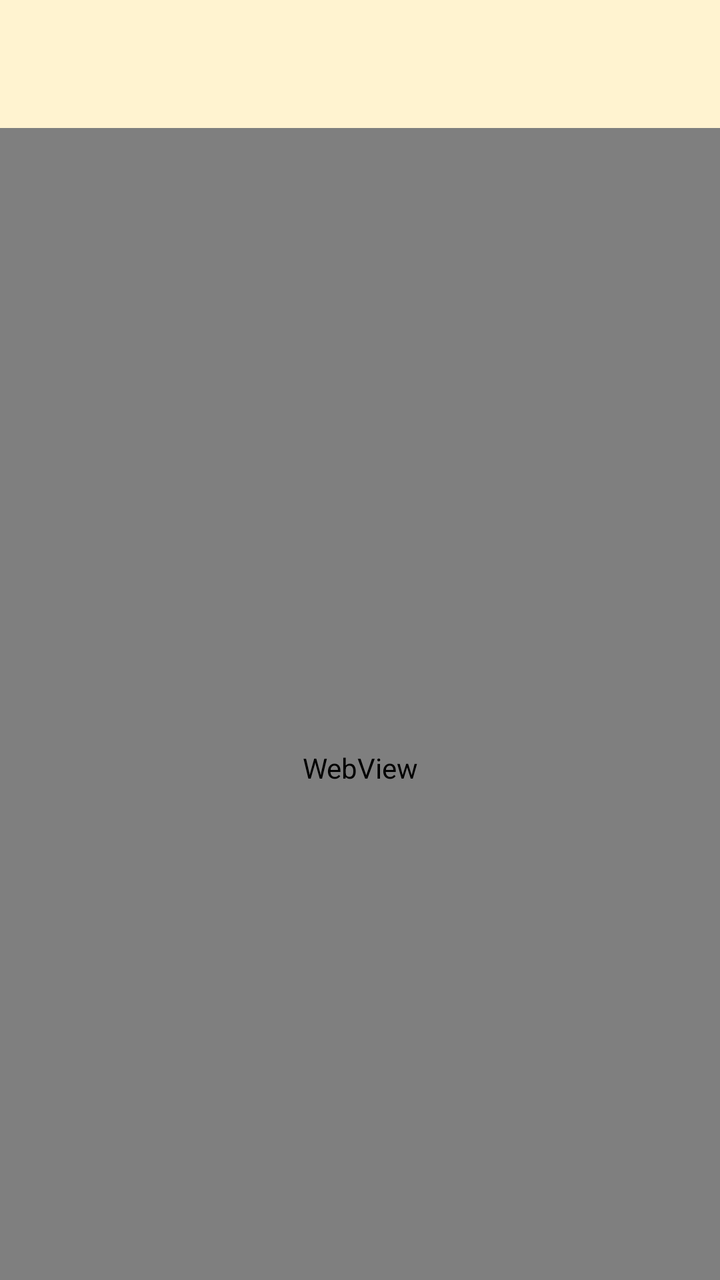
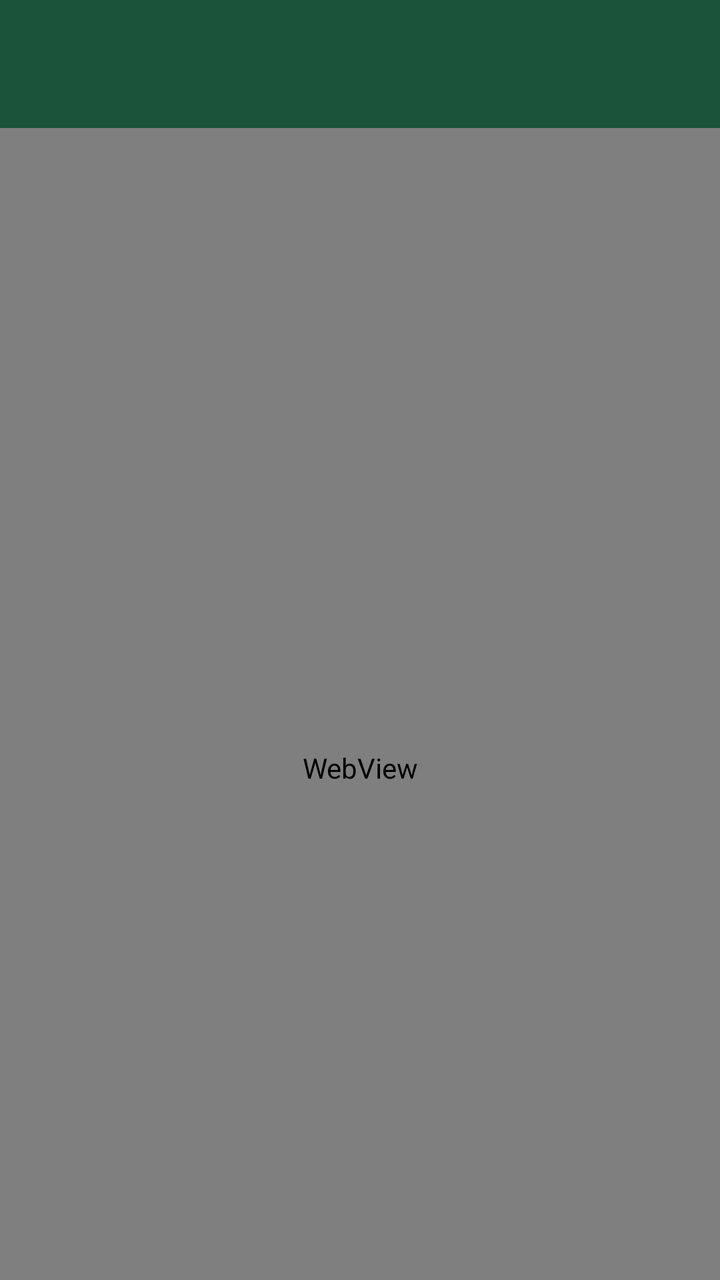

Before-and-after screenshots of an Android layout around one commit, followed by the original layout XML and the change that was made.
<!-- AndroidManifest.xml: application theme Theme.ZWAQtela -->
<!-- res/layout/activity_web_view.xml -->
<?xml version="1.0" encoding="utf-8"?>
<androidx.coordinatorlayout.widget.CoordinatorLayout xmlns:android="http://schemas.android.com/apk/res/android"
    xmlns:app="http://schemas.android.com/apk/res-auto"
    xmlns:tools="http://schemas.android.com/tools"
    android:id="@+id/main"
    android:layout_width="match_parent"
    android:layout_height="match_parent"
    tools:context=".WebViewActivity">
    <com.google.android.material.appbar.AppBarLayout
        android:id="@+id/appBarLayout"
        android:layout_width="match_parent"
        android:layout_height="wrap_content">

        <androidx.appcompat.widget.Toolbar
            android:id="@+id/toolbar"
            android:layout_width="match_parent"
            android:layout_height="?attr/actionBarSize"
            android:background="#FFF3D0"
            app:layout_constraintEnd_toEndOf="parent"
            app:layout_constraintStart_toStartOf="parent"
            app:layout_constraintTop_toTopOf="parent"
            app:subtitleTextColor="#8B0000"
            app:titleTextColor="#8B0000"
            app:layout_scrollFlags="scroll|enterAlways"/>
    </com.google.android.material.appbar.AppBarLayout>

    <WebView
        android:id="@+id/webView"
        android:background="@drawable/polos"
        android:layout_width="match_parent"
        android:layout_height="match_parent"
        app:layout_constraintBottom_toBottomOf="parent"
        app:layout_constraintEnd_toEndOf="parent"
        app:layout_constraintStart_toStartOf="parent"
        app:layout_constraintTop_toTopOf="parent"
        app:layout_behavior="@string/appbar_scrolling_view_behavior" />/>
</androidx.coordinatorlayout.widget.CoordinatorLayout>
<!-- resources referenced by this layout -->
<resources>
  <!-- drawable polos: jpg bitmap (drawable, 15984 bytes) -->
  <style name="Theme.ZWAQtela" parent="Base.Theme.ZWAQtela" />
  <style name="Base.Theme.ZWAQtela" parent="Theme.Material3.DayNight.NoActionBar">
          
          
      </style>
</resources>

<!-- the commit's change to res/layout/activity_web_view.xml (unified diff, before → after) -->
@@ -5,6 +5,7 @@
     android:id="@+id/main"
     android:layout_width="match_parent"
     android:layout_height="match_parent"
+    android:background="#FFF8EC"
     tools:context=".WebViewActivity">
     <com.google.android.material.appbar.AppBarLayout
         android:id="@+id/appBarLayout"
@@ -15,23 +16,23 @@
             android:id="@+id/toolbar"
             android:layout_width="match_parent"
             android:layout_height="?attr/actionBarSize"
-            android:background="#FFF3D0"
+            android:background="#1A523A"
             app:layout_constraintEnd_toEndOf="parent"
             app:layout_constraintStart_toStartOf="parent"
             app:layout_constraintTop_toTopOf="parent"
-            app:subtitleTextColor="#8B0000"
-            app:titleTextColor="#8B0000"
+            app:subtitleTextColor="#FFFFFF"
+            app:titleTextColor="#FFFFFF"
             app:layout_scrollFlags="scroll|enterAlways"/>
     </com.google.android.material.appbar.AppBarLayout>
 
     <WebView
         android:id="@+id/webView"
-        android:background="@drawable/polos"
+        android:background="#FFF8EC"
         android:layout_width="match_parent"
         android:layout_height="match_parent"
         app:layout_constraintBottom_toBottomOf="parent"
         app:layout_constraintEnd_toEndOf="parent"
         app:layout_constraintStart_toStartOf="parent"
         app:layout_constraintTop_toTopOf="parent"
-        app:layout_behavior="@string/appbar_scrolling_view_behavior" />/>
+        app:layout_behavior="@string/appbar_scrolling_view_behavior" />
 </androidx.coordinatorlayout.widget.CoordinatorLayout>
<!-- resource entries referenced after the edit -->
@@ -1,6 +1,5 @@
 <!-- resources referenced by this layout -->
 <resources>
-  <!-- drawable polos: jpg bitmap (drawable, 15984 bytes) -->
   <style name="Theme.ZWAQtela" parent="Base.Theme.ZWAQtela" />
   <style name="Base.Theme.ZWAQtela" parent="Theme.Material3.DayNight.NoActionBar">
           
